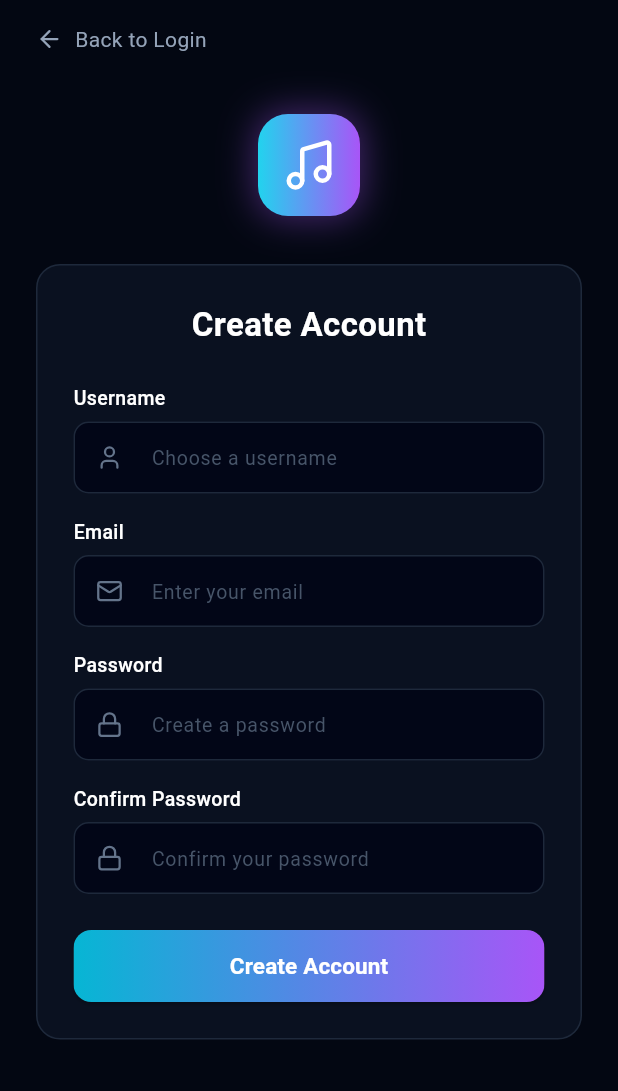
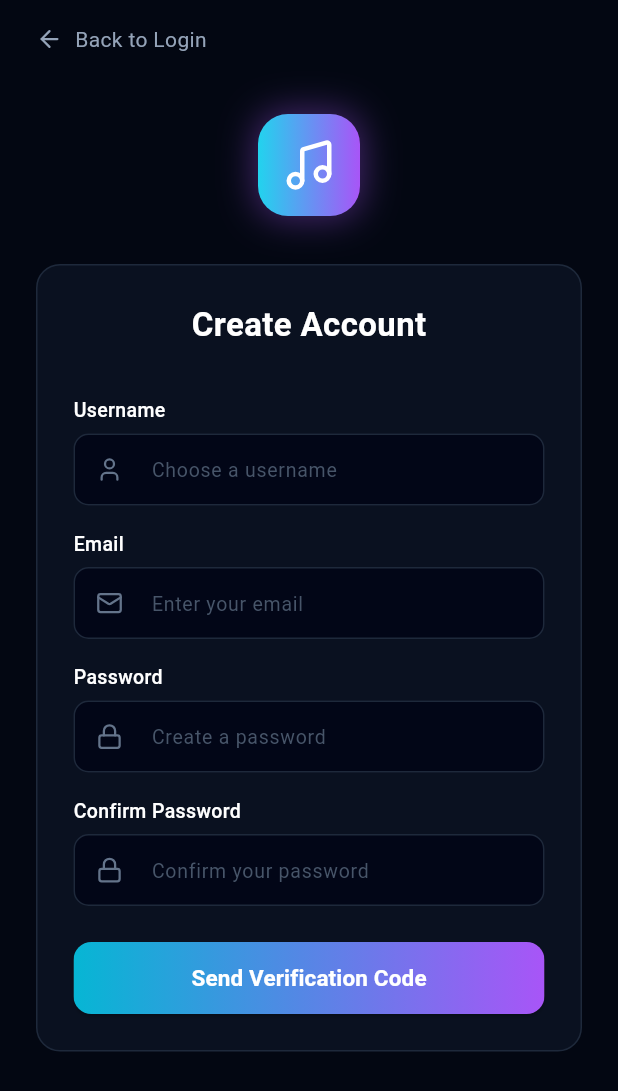
Before and after one commit to Figo0410/chordsense, a Flutter app: the RegisterScreen screen opened by its route, on a phone screen of 412 x 824 dp. Shown: the top 1091 px of the screen. Run offline on Flutter 3.47's test engine with Material 3 defaults, Android fonts, the phone set to English and light mode, and no system bars; our stand-ins replace animate_do, audioplayers, flutter_lucide.

Commit message:
Added a verification in registration that will send OTP in the gmail of the user

```diff
--- a/lib/register_screen.dart
+++ b/lib/register_screen.dart
@@ -14,10 +14,12 @@ class _RegisterScreenState extends State<RegisterScreen> {
   final _emailController = TextEditingController();
   final _passwordController = TextEditingController();
   final _confirmPasswordController = TextEditingController();
+  final _otpController = TextEditingController();
 
   bool _isLoading = false;
+  bool _isCodeSent = false;
 
-  Future<void> _handleRegister() async {
+  Future<void> _handleSendOtp() async {
     final username = _usernameController.text.trim();
     final email = _emailController.text.trim();
     final password = _passwordController.text.trim();
@@ -37,10 +39,34 @@ class _RegisterScreenState extends State<RegisterScreen> {
     setState(() => _isLoading = true);
 
     try {
-      await ApiService.register(username, email, password);
-      _showSnackBar("Account created! Please log in.");
+      await ApiService.sendRegisterOtp(username, email, password);
+      _showSnackBar("Verification code sent to $email!");
 
-      // Navigate back to Login Screen after successful registration
+      setState(() {
+        _isCodeSent = true;
+      });
+    } catch (e) {
+      _showSnackBar(e.toString().replaceAll('Exception: ', ''));
+    } finally {
+      if (mounted) setState(() => _isLoading = false);
+    }
+  }
+
+  Future<void> _handleVerifyAndCreateAccount() async {
+    final email = _emailController.text.trim();
+    final code = _otpController.text.trim();
+
+    if (code.isEmpty || code.length < 6) {
+      _showSnackBar("Please enter the 6-digit verification code");
+      return;
+    }
+
+    setState(() => _isLoading = true);
+
+    try {
+      await ApiService.verifyRegisterOtp(email, code);
+      _showSnackBar("Account created successfully! Please log in.");
+
       if (mounted) {
         Navigator.pop(context);
       }
@@ -70,20 +96,29 @@ class _RegisterScreenState extends State<RegisterScreen> {
           child: Column(
             crossAxisAlignment: CrossAxisAlignment.start,
             children: [
-              // --- BACK TO LOGIN ---
+              // --- BACK BUTTON ---
               GestureDetector(
-                onTap: () => Navigator.pop(context),
-                child: const Row(
+                onTap: () {
+                  if (_isCodeSent) {
+                    setState(() => _isCodeSent = false);
+                  } else {
+                    Navigator.pop(context);
+                  }
+                },
+                child: Row(
                   children: [
-                    Icon(
+                    const Icon(
                       LucideIcons.arrow_left,
                       color: Color(0xFF94A3B8),
                       size: 18,
                     ),
-                    SizedBox(width: 8),
+                    const SizedBox(width: 8),
                     Text(
-                      "Back to Login",
-                      style: TextStyle(color: Color(0xFF94A3B8), fontSize: 14),
+                      _isCodeSent ? "Back to Form" : "Back to Login",
+                      style: const TextStyle(
+                        color: Color(0xFF94A3B8),
+                        fontSize: 14,
+                      ),
                     ),
                   ],
                 ),
@@ -126,16 +161,27 @@ class _RegisterScreenState extends State<RegisterScreen> {
                 ),
                 child: Column(
                   children: [
-                    const Text(
-                      "Create Account",
-                      style: TextStyle(
+                    Text(
+                      _isCodeSent ? "Verify Email" : "Create Account",
+                      style: const TextStyle(
                         color: Colors.white,
                         fontSize: 22,
                         fontWeight: FontWeight.bold,
                       ),
                     ),
+                    const SizedBox(height: 8),
+                    if (_isCodeSent)
+                      Text(
+                        "Enter the 6-digit code sent to\n${_emailController.text}",
+                        textAlign: TextAlign.center,
+                        style: const TextStyle(
+                          color: Color(0xFF94A3B8),
+                          fontSize: 13,
+                        ),
+                      ),
                     const SizedBox(height: 24),
 
+                    if (!_isCodeSent) ...[
                       // Username Input
                       _buildInputField(
                         label: "Username",
@@ -174,12 +220,12 @@ class _RegisterScreenState extends State<RegisterScreen> {
                       ),
                       const SizedBox(height: 24),
 
-                    // Create Account Button
+                      // Send Verification Code Button
                       SizedBox(
                         width: double.infinity,
                         height: 48,
                         child: ElevatedButton(
-                        onPressed: _isLoading ? null : _handleRegister,
+                          onPressed: _isLoading ? null : _handleSendOtp,
                           style: ElevatedButton.styleFrom(
                             padding: EdgeInsets.zero,
                             shape: RoundedRectangleBorder(
@@ -200,7 +246,7 @@ class _RegisterScreenState extends State<RegisterScreen> {
                                       color: Colors.white,
                                     )
                                   : const Text(
-                                    "Create Account",
+                                      "Send Verification Code",
                                       style: TextStyle(
                                         color: Colors.white,
                                         fontWeight: FontWeight.bold,
@@ -211,6 +257,73 @@ class _RegisterScreenState extends State<RegisterScreen> {
                           ),
                         ),
                       ),
+                    ] else ...[
+                      // 6-Digit Code Input
+                      _buildInputField(
+                        label: "Verification Code",
+                        hint: "Enter 6-digit code",
+                        icon: LucideIcons.shield_check,
+                        controller: _otpController,
+                        isNumeric: true,
+                      ),
+                      const SizedBox(height: 24),
+
+                      // Verify & Create Account Button
+                      SizedBox(
+                        width: double.infinity,
+                        height: 48,
+                        child: ElevatedButton(
+                          onPressed: _isLoading
+                              ? null
+                              : _handleVerifyAndCreateAccount,
+                          style: ElevatedButton.styleFrom(
+                            padding: EdgeInsets.zero,
+                            shape: RoundedRectangleBorder(
+                              borderRadius: BorderRadius.circular(12),
+                            ),
+                          ),
+                          child: Ink(
+                            decoration: BoxDecoration(
+                              gradient: const LinearGradient(
+                                colors: [Color(0xFF06B6D4), Color(0xFFA855F7)],
+                              ),
+                              borderRadius: BorderRadius.circular(12),
+                            ),
+                            child: Container(
+                              alignment: Alignment.center,
+                              child: _isLoading
+                                  ? const CircularProgressIndicator(
+                                      color: Colors.white,
+                                    )
+                                  : const Text(
+                                      "Verify & Create Account",
+                                      style: TextStyle(
+                                        color: Colors.white,
+                                        fontWeight: FontWeight.bold,
+                                        fontSize: 15,
+                                      ),
+                                    ),
+                            ),
+                          ),
+                        ),
+                      ),
+                      const SizedBox(height: 16),
+
+                      // Resend Code Option
+                      GestureDetector(
+                        onTap: _isLoading ? null : _handleSendOtp,
+                        child: const Center(
+                          child: Text(
+                            "Didn't receive code? Resend Code",
+                            style: TextStyle(
+                              color: Color(0xFF22D3EE),
+                              fontSize: 13,
+                              fontWeight: FontWeight.bold,
+                            ),
+                          ),
+                        ),
+                      ),
+                    ],
                   ],
                 ),
               ),
@@ -228,6 +341,7 @@ class _RegisterScreenState extends State<RegisterScreen> {
     required IconData icon,
     required TextEditingController controller,
     bool isPassword = false,
+    bool isNumeric = false,
   }) {
     return Column(
       crossAxisAlignment: CrossAxisAlignment.start,
@@ -244,8 +358,11 @@ class _RegisterScreenState extends State<RegisterScreen> {
         TextField(
           controller: controller,
           obscureText: isPassword,
+          keyboardType: isNumeric ? TextInputType.number : TextInputType.text,
+          maxLength: isNumeric ? 6 : null,
           style: const TextStyle(color: Colors.white),
           decoration: InputDecoration(
+            counterText: "",
             hintText: hint,
             hintStyle: const TextStyle(color: Color(0xFF475569), fontSize: 13),
             prefixIcon: Icon(icon, color: const Color(0xFF64748B), size: 18),
--- a/lib/services/api_service.dart
+++ b/lib/services/api_service.dart
@@ -35,6 +35,63 @@ class ApiService {
     } else {
       throw Exception(
         'Server returned status ${response.statusCode}. Check if route /api/auth/login exists on your backend.',
+      );
+    }
+  }
+
+  // Send 6-digit verification code to email before registration
+  static Future<Map<String, dynamic>> sendRegisterOtp(
+    String username,
+    String email,
+    String password,
+  ) async {
+    final response = await http.post(
+      Uri.parse('$baseUrl/auth/send-register-otp'),
+      headers: {'Content-Type': 'application/json'},
+      body: jsonEncode({
+        'username': username,
+        'email': email,
+        'password': password,
+      }),
+    );
+
+    if (response.statusCode == 200) {
+      return jsonDecode(response.body);
+    }
+
+    final contentType = response.headers['content-type'] ?? '';
+    if (contentType.contains('application/json')) {
+      final error = jsonDecode(response.body);
+      throw Exception(error['message'] ?? 'Failed to send verification code');
+    } else {
+      throw Exception(
+        'Server returned status ${response.statusCode}. Check backend routes.',
+      );
+    }
+  }
+
+  // Verify 6-digit registration code and complete account creation
+  static Future<Map<String, dynamic>> verifyRegisterOtp(
+    String email,
+    String code,
+  ) async {
+    final response = await http.post(
+      Uri.parse('$baseUrl/auth/verify-register-otp'),
+      headers: {'Content-Type': 'application/json'},
+      body: jsonEncode({'email': email, 'code': code}),
+    );
+
+    if (response.statusCode == 201) {
+      return jsonDecode(response.body);
+    }
+
+    final contentType = response.headers['content-type'] ?? '';
+    if (contentType.contains('application/json')) {
+      final error = jsonDecode(response.body);
+      throw Exception(error['message'] ?? 'Failed to verify code');
+    } else {
+      throw Exception(
+        'Server returned status ${response.statusCode}. Check backend routes.',
       );
     }
   }
```
Also changed, not shown: 1 other file. Lines whose indentation alone changed are shown as unchanged.
